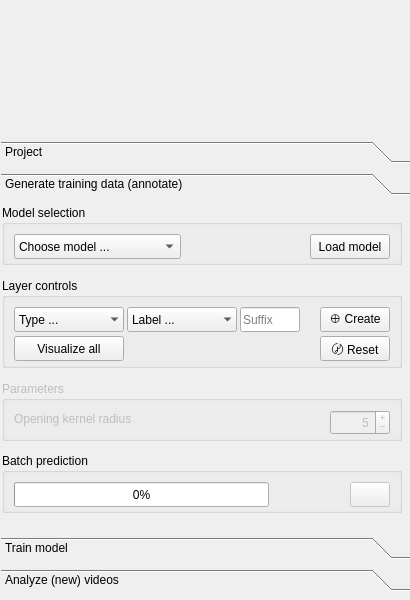
horsto/OCTRON-GUI, file octron/qt_gui/octron.ui: the form before one commit.
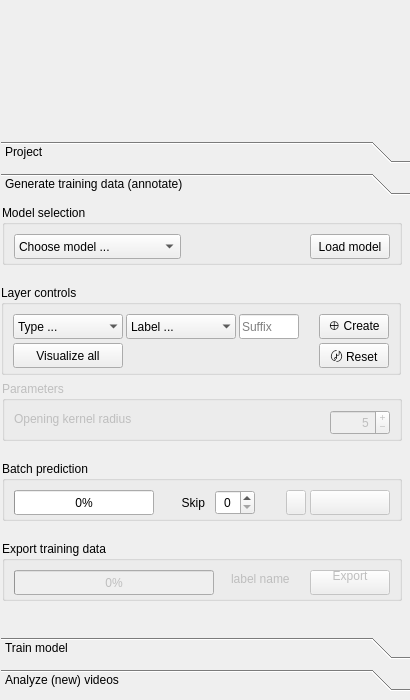
The form after the commit. The open tabs and pages were chosen to show the change. Icons and pictures are not drawn.

Commit message:
[WIP] Added layout elements for 1 frame prediction
and skipping of frames

Diff of the .ui file:
```diff
--- a/octron/qt_gui/octron.ui
+++ b/octron/qt_gui/octron.ui
@@ -10,19 +10,19 @@
     <x>0</x>
     <y>0</y>
     <width>410</width>
-    <height>600</height>
+    <height>700</height>
    </rect>
   </property>
   <property name="minimumSize">
    <size>
     <width>410</width>
-    <height>600</height>
+    <height>700</height>
    </size>
   </property>
   <property name="maximumSize">
    <size>
     <width>410</width>
-    <height>600</height>
+    <height>700</height>
    </size>
   </property>
   <property name="cursor">
@@ -40,7 +40,7 @@
      <x>0</x>
      <y>0</y>
      <width>412</width>
-     <height>591</height>
+     <height>691</height>
     </rect>
    </property>
    <layout class="QVBoxLayout" name="mainLayout">
@@ -101,13 +101,13 @@
       <property name="minimumSize">
        <size>
         <width>410</width>
-        <height>450</height>
+        <height>550</height>
        </size>
       </property>
       <property name="maximumSize">
        <size>
         <width>410</width>
-        <height>450</height>
+        <height>550</height>
        </size>
       </property>
       <property name="cursor">
@@ -137,7 +137,7 @@
          <x>0</x>
          <y>0</y>
          <width>410</width>
-         <height>314</height>
+         <height>414</height>
         </rect>
        </property>
        <property name="sizePolicy">
@@ -328,7 +328,7 @@
          <x>0</x>
          <y>0</y>
          <width>405</width>
-         <height>314</height>
+         <height>414</height>
         </rect>
        </property>
        <property name="sizePolicy">
@@ -359,20 +359,20 @@
           <x>0</x>
           <y>0</y>
           <width>402</width>
-          <height>391</height>
+          <height>411</height>
          </rect>
         </property>
         <layout class="QVBoxLayout" name="annotate_vertical_layout">
          <property name="spacing">
-          <number>-1</number>
+          <number>20</number>
          </property>
          <property name="bottomMargin">
-          <number>10</number>
+          <number>15</number>
          </property>
          <item alignment="Qt::AlignmentFlag::AlignHCenter|Qt::AlignmentFlag::AlignTop">
           <widget class="QGroupBox" name="horizontalGroupBox">
            <property name="sizePolicy">
-            <sizepolicy hsizetype="Maximum" vsizetype="Maximum">
+            <sizepolicy hsizetype="Fixed" vsizetype="Fixed">
              <horstretch>0</horstretch>
              <verstretch>0</verstretch>
             </sizepolicy>
@@ -451,10 +451,10 @@
            </layout>
           </widget>
          </item>
-         <item alignment="Qt::AlignmentFlag::AlignHCenter|Qt::AlignmentFlag::AlignTop">
+         <item alignment="Qt::AlignmentFlag::AlignTop">
           <widget class="QGroupBox" name="annotate_layer_create_groupbox">
            <property name="sizePolicy">
-            <sizepolicy hsizetype="Maximum" vsizetype="Maximum">
+            <sizepolicy hsizetype="Fixed" vsizetype="Fixed">
              <horstretch>0</horstretch>
              <verstretch>0</verstretch>
             </sizepolicy>
@@ -496,8 +496,8 @@
             <property name="verticalSpacing">
              <number>9</number>
             </property>
-            <item row="0" column="2" alignment="Qt::AlignmentFlag::AlignLeft|Qt::AlignmentFlag::AlignVCenter">
-             <widget class="QComboBox" name="label_list_combobox">
+            <item row="1" column="0" alignment="Qt::AlignmentFlag::AlignLeft|Qt::AlignmentFlag::AlignVCenter">
+             <widget class="QPushButton" name="create_projection_layer_btn">
               <property name="minimumSize">
                <size>
                 <width>110</width>
@@ -511,44 +511,14 @@
                </size>
               </property>
               <property name="toolTip">
-               <string>Select, add or remove labels</string>
+               <string>Create an average projection out of all segmented images for the current label</string>
               </property>
-              <property name="editable">
-               <bool>false</bool>
+              <property name="statusTip">
+               <string/>
               </property>
-              <property name="currentText">
-               <string>Label ... </string>
+              <property name="text">
+               <string>Visualize all</string>
               </property>
-              <property name="maxCount">
-               <number>15</number>
-              </property>
-              <property name="sizeAdjustPolicy">
-               <enum>QComboBox::SizeAdjustPolicy::AdjustToContents</enum>
-              </property>
-              <property name="iconSize">
-               <size>
-                <width>14</width>
-                <height>14</height>
-               </size>
-              </property>
-              <property name="frame">
-               <bool>false</bool>
-              </property>
-              <item>
-               <property name="text">
-                <string>Label ... </string>
-               </property>
-              </item>
-              <item>
-               <property name="text">
-                <string>⊕ Create</string>
-               </property>
-              </item>
-              <item>
-               <property name="text">
-                <string>⊖ Remove</string>
-               </property>
-              </item>
              </widget>
             </item>
             <item row="0" column="0" alignment="Qt::AlignmentFlag::AlignLeft|Qt::AlignmentFlag::AlignVCenter">
@@ -605,26 +575,7 @@
               </item>
              </widget>
             </item>
-            <item row="0" column="4" alignment="Qt::AlignmentFlag::AlignRight|Qt::AlignmentFlag::AlignVCenter">
-             <widget class="QPushButton" name="create_annotation_layer_btn">
-              <property name="minimumSize">
-               <size>
-                <width>70</width>
-                <height>25</height>
-               </size>
-              </property>
-              <property name="maximumSize">
-               <size>
-                <width>70</width>
-                <height>25</height>
-               </size>
-              </property>
-              <property name="text">
-               <string>⊕ Create</string>
-              </property>
-             </widget>
-            </item>
-            <item row="0" column="3" alignment="Qt::AlignmentFlag::AlignVCenter">
+            <item row="0" column="2" alignment="Qt::AlignmentFlag::AlignVCenter">
              <widget class="QLineEdit" name="label_suffix_lineedit">
               <property name="minimumSize">
                <size>
@@ -659,7 +610,62 @@
               </property>
              </widget>
             </item>
-            <item row="1" column="4" alignment="Qt::AlignmentFlag::AlignRight|Qt::AlignmentFlag::AlignVCenter">
+            <item row="0" column="1" alignment="Qt::AlignmentFlag::AlignLeft|Qt::AlignmentFlag::AlignVCenter">
+             <widget class="QComboBox" name="label_list_combobox">
+              <property name="minimumSize">
+               <size>
+                <width>110</width>
+                <height>25</height>
+               </size>
+              </property>
+              <property name="maximumSize">
+               <size>
+                <width>110</width>
+                <height>25</height>
+               </size>
+              </property>
+              <property name="toolTip">
+               <string>Select, add or remove labels</string>
+              </property>
+              <property name="editable">
+               <bool>false</bool>
+              </property>
+              <property name="currentText">
+               <string>Label ... </string>
+              </property>
+              <property name="maxCount">
+               <number>15</number>
+              </property>
+              <property name="sizeAdjustPolicy">
+               <enum>QComboBox::SizeAdjustPolicy::AdjustToContents</enum>
+              </property>
+              <property name="iconSize">
+               <size>
+                <width>14</width>
+                <height>14</height>
+               </size>
+              </property>
+              <property name="frame">
+               <bool>false</bool>
+              </property>
+              <item>
+               <property name="text">
+                <string>Label ... </string>
+               </property>
+              </item>
+              <item>
+               <property name="text">
+                <string>⊕ Create</string>
+               </property>
+              </item>
+              <item>
+               <property name="text">
+                <string>⊖ Remove</string>
+               </property>
+              </item>
+             </widget>
+            </item>
+            <item row="1" column="3" alignment="Qt::AlignmentFlag::AlignRight|Qt::AlignmentFlag::AlignVCenter">
              <widget class="QPushButton" name="hard_reset_layer_btn">
               <property name="minimumSize">
                <size>
@@ -684,42 +690,36 @@
               </property>
              </widget>
             </item>
-            <item row="1" column="0" alignment="Qt::AlignmentFlag::AlignLeft|Qt::AlignmentFlag::AlignVCenter">
-             <widget class="QPushButton" name="create_projection_layer_btn">
+            <item row="0" column="3" alignment="Qt::AlignmentFlag::AlignRight|Qt::AlignmentFlag::AlignVCenter">
+             <widget class="QPushButton" name="create_annotation_layer_btn">
               <property name="minimumSize">
                <size>
-                <width>110</width>
+                <width>70</width>
                 <height>25</height>
                </size>
               </property>
               <property name="maximumSize">
                <size>
-                <width>110</width>
+                <width>70</width>
                 <height>25</height>
                </size>
               </property>
-              <property name="toolTip">
-               <string>Create an average projection out of all segmented images for the current label</string>
-              </property>
-              <property name="statusTip">
-               <string/>
-              </property>
               <property name="text">
-               <string>Visualize all</string>
+               <string>⊕ Create</string>
               </property>
              </widget>
             </item>
            </layout>
           </widget>
          </item>
-         <item alignment="Qt::AlignmentFlag::AlignHCenter|Qt::AlignmentFlag::AlignBottom">
+         <item alignment="Qt::AlignmentFlag::AlignHCenter|Qt::AlignmentFlag::AlignTop">
           <widget class="QGroupBox" name="annotate_param_groupbox">
            <property name="enabled">
             <bool>false</bool>
            </property>
            <property name="sizePolicy">
-            <sizepolicy hsizetype="Maximum" vsizetype="Maximum">
-             <horstretch>100</horstretch>
+            <sizepolicy hsizetype="Fixed" vsizetype="Fixed">
+             <horstretch>0</horstretch>
              <verstretch>0</verstretch>
             </sizepolicy>
            </property>
@@ -813,7 +813,7 @@
          <item alignment="Qt::AlignmentFlag::AlignHCenter|Qt::AlignmentFlag::AlignBottom">
           <widget class="QGroupBox" name="annotate_layer_predict_groupbox">
            <property name="sizePolicy">
-            <sizepolicy hsizetype="Maximum" vsizetype="Maximum">
+            <sizepolicy hsizetype="Fixed" vsizetype="Fixed">
              <horstretch>0</horstretch>
              <verstretch>0</verstretch>
             </sizepolicy>
@@ -833,9 +833,9 @@
            <property name="title">
             <string>Batch prediction</string>
            </property>
-           <layout class="QHBoxLayout" name="horizontalLayout_7">
+           <layout class="QHBoxLayout" name="horizontalLayout_2">
             <property name="spacing">
-             <number>20</number>
+             <number>4</number>
             </property>
             <property name="leftMargin">
              <number>9</number>
@@ -849,7 +849,7 @@
             <property name="bottomMargin">
              <number>9</number>
             </property>
-            <item>
+            <item alignment="Qt::AlignmentFlag::AlignLeft|Qt::AlignmentFlag::AlignVCenter">
              <widget class="QProgressBar" name="batch_predict_progressbar">
               <property name="sizePolicy">
                <sizepolicy hsizetype="MinimumExpanding" vsizetype="Fixed">
@@ -859,13 +859,13 @@
               </property>
               <property name="minimumSize">
                <size>
-                <width>200</width>
+                <width>140</width>
                 <height>25</height>
                </size>
               </property>
               <property name="maximumSize">
                <size>
-                <width>255</width>
+                <width>140</width>
                 <height>25</height>
                </size>
               </property>
@@ -883,6 +883,90 @@
               </property>
              </widget>
             </item>
+            <item alignment="Qt::AlignmentFlag::AlignRight|Qt::AlignmentFlag::AlignVCenter">
+             <widget class="QLabel" name="skip_label">
+              <property name="minimumSize">
+               <size>
+                <width>30</width>
+                <height>25</height>
+               </size>
+              </property>
+              <property name="maximumSize">
+               <size>
+                <width>30</width>
+                <height>25</height>
+               </size>
+              </property>
+              <property name="text">
+               <string>Skip</string>
+              </property>
+              <property name="alignment">
+               <set>Qt::AlignmentFlag::AlignRight|Qt::AlignmentFlag::AlignTrailing|Qt::AlignmentFlag::AlignVCenter</set>
+              </property>
+             </widget>
+            </item>
+            <item alignment="Qt::AlignmentFlag::AlignRight|Qt::AlignmentFlag::AlignVCenter">
+             <widget class="QSpinBox" name="skip_frames_spinbox">
+              <property name="minimumSize">
+               <size>
+                <width>40</width>
+                <height>25</height>
+               </size>
+              </property>
+              <property name="maximumSize">
+               <size>
+                <width>40</width>
+                <height>25</height>
+               </size>
+              </property>
+              <property name="alignment">
+               <set>Qt::AlignmentFlag::AlignRight|Qt::AlignmentFlag::AlignTrailing|Qt::AlignmentFlag::AlignVCenter</set>
+              </property>
+              <property name="suffix">
+               <string> </string>
+              </property>
+              <property name="prefix">
+               <string/>
+              </property>
+              <property name="maximum">
+               <number>200</number>
+              </property>
+             </widget>
+            </item>
+            <item alignment="Qt::AlignmentFlag::AlignRight|Qt::AlignmentFlag::AlignVCenter">
+             <widget class="QPushButton" name="predict_next_oneframe_btn">
+              <property name="enabled">
+               <bool>false</bool>
+              </property>
+              <property name="sizePolicy">
+               <sizepolicy hsizetype="Fixed" vsizetype="Fixed">
+                <horstretch>0</horstretch>
+                <verstretch>0</verstretch>
+               </sizepolicy>
+              </property>
+              <property name="minimumSize">
+               <size>
+                <width>20</width>
+                <height>25</height>
+               </size>
+              </property>
+              <property name="maximumSize">
+               <size>
+                <width>20</width>
+                <height>25</height>
+               </size>
+              </property>
+              <property name="baseSize">
+               <size>
+                <width>15</width>
+                <height>25</height>
+               </size>
+              </property>
+              <property name="text">
+               <string/>
+              </property>
+             </widget>
+            </item>
             <item alignment="Qt::AlignmentFlag::AlignRight|Qt::AlignmentFlag::AlignVCenter">
              <widget class="QPushButton" name="predict_next_batch_btn">
               <property name="enabled">
@@ -890,13 +974,13 @@
               </property>
               <property name="minimumSize">
                <size>
-                <width>0</width>
+                <width>80</width>
                 <height>25</height>
                </size>
               </property>
               <property name="maximumSize">
                <size>
-                <width>250</width>
+                <width>80</width>
                 <height>25</height>
                </size>
               </property>
@@ -911,7 +995,7 @@
          <item alignment="Qt::AlignmentFlag::AlignHCenter|Qt::AlignmentFlag::AlignBottom">
           <widget class="QGroupBox" name="annotate_layer_save_groupbox">
            <property name="sizePolicy">
-            <sizepolicy hsizetype="Maximum" vsizetype="Maximum">
+            <sizepolicy hsizetype="Fixed" vsizetype="Fixed">
              <horstretch>0</horstretch>
              <verstretch>0</verstretch>
             </sizepolicy>
@@ -1029,7 +1113,7 @@
          <x>0</x>
          <y>0</y>
          <width>410</width>
-         <height>314</height>
+         <height>414</height>
         </rect>
        </property>
        <property name="sizePolicy">
@@ -1055,7 +1139,7 @@
          <x>0</x>
          <y>0</y>
          <width>410</width>
-         <height>314</height>
+         <height>414</height>
         </rect>
        </property>
        <property name="sizePolicy">
```
The commit also changes 3 other files.
